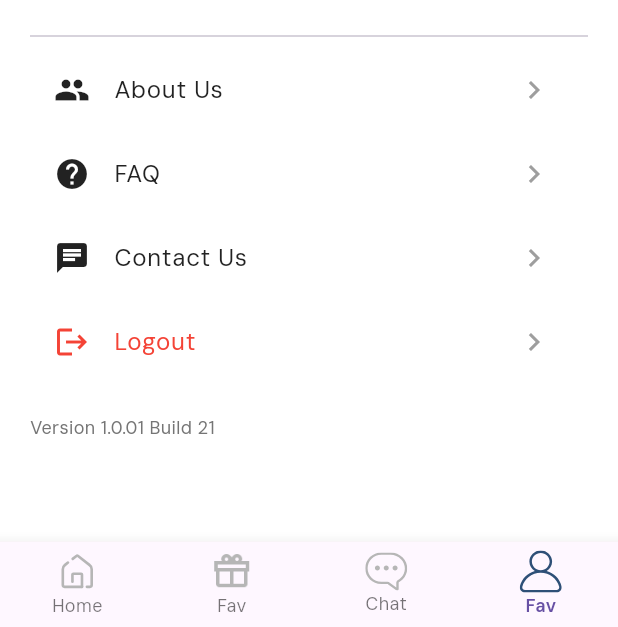
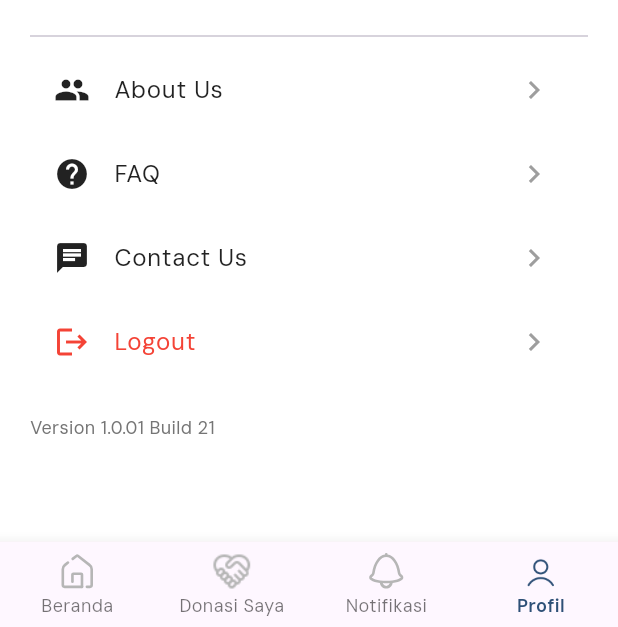
Before and after one commit to Khafidhfuadi/donation_app, a Flutter app: the InitScreen screen opened by its route, item 4 of the bottom bar chosen, on a phone screen of 412 x 824 dp, the part 609-1236 px from its top. Run offline on Flutter 3.47's test engine with Material 3 defaults, Android fonts, the phone set to English and light mode, and no system bars; our stand-ins replace flutter_svg, get, share_plus, shared_preferences, supabase_flutter; accounts and stored records are empty; network calls fail.

Commit message:
Update BottomNavigationBar labels and icons; add new notification and save SVGs

```diff
--- a/lib/screens/init_screen.dart
+++ b/lib/screens/init_screen.dart
@@ -45,11 +45,10 @@ class _InitScreenState extends State<InitScreen> {
       bottomNavigationBar: BottomNavigationBar(
         onTap: updateCurrentIndex,
         currentIndex: currentSelectedIndex,
-        // showSelectedLabels: false,
-        // showUnselectedLabels: false,
         type: BottomNavigationBarType.fixed,
-        selectedLabelStyle: const TextStyle(
-            fontSize: 12, fontWeight: FontWeight.w600, color: kPrimaryColor),
+        selectedLabelStyle:
+            const TextStyle(fontSize: 12, fontWeight: FontWeight.w600),
+        selectedItemColor: kPrimaryColor,
         items: [
           BottomNavigationBarItem(
             icon: SvgPicture.asset(
@@ -68,24 +67,22 @@ class _InitScreenState extends State<InitScreen> {
                 BlendMode.srcIn,
               ),
             ),
-            label: "Home",
+            label: "Beranda",
           ),
           BottomNavigationBarItem(
             icon: Image.asset(
-              "assets/images/gift.png",
+                width: 28, "assets/images/care.png", color: inActiveIconColor),
+            activeIcon: Image.asset(
               width: 28,
-              color: inActiveIconColor, // Use `color` instead of `colorFilter`
+              "assets/images/care.png",
+              color: kPrimaryColor,
             ),
-            activeIcon: Image.asset(
-              "assets/images/gift.gif", // Use gif for active icon
-              width: 28,
-            ),
-            label: "Fav",
+            label: "Donasi Saya",
           ),
           BottomNavigationBarItem(
             icon: SvgPicture.asset(
               width: 28,
-              "assets/icons/Chat bubble Icon.svg",
+              "assets/icons/notif.svg",
               colorFilter: const ColorFilter.mode(
                 inActiveIconColor,
                 BlendMode.srcIn,
@@ -93,32 +90,25 @@ class _InitScreenState extends State<InitScreen> {
             ),
             activeIcon: SvgPicture.asset(
               width: 28,
-              "assets/icons/Chat bubble Icon.svg",
+              "assets/icons/notif.svg",
               colorFilter: const ColorFilter.mode(
                 kPrimaryColor,
                 BlendMode.srcIn,
               ),
             ),
-            label: "Chat",
+            label: "Notifikasi",
           ),
           BottomNavigationBarItem(
-            icon: SvgPicture.asset(
+            icon: Image.asset(
+                width: 28,
+                "assets/images/person.png",
+                color: inActiveIconColor),
+            activeIcon: Image.asset(
               width: 28,
-              "assets/icons/User Icon.svg",
-              colorFilter: const ColorFilter.mode(
-                inActiveIconColor,
-                BlendMode.srcIn,
-              ),
+              "assets/images/person.png",
+              color: kPrimaryColor,
             ),
-            activeIcon: SvgPicture.asset(
-              width: 28,
-              "assets/icons/User Icon.svg",
-              colorFilter: const ColorFilter.mode(
-                kPrimaryColor,
-                BlendMode.srcIn,
-              ),
-            ),
-            label: "Fav",
+            label: "Profil",
           ),
         ],
       ),
```
Also changed, not shown: assets/icons/notif.svg (added), assets/icons/save.svg (added), assets/images/care.png (added), assets/images/person.png (added), assets/images/save.png (added).
